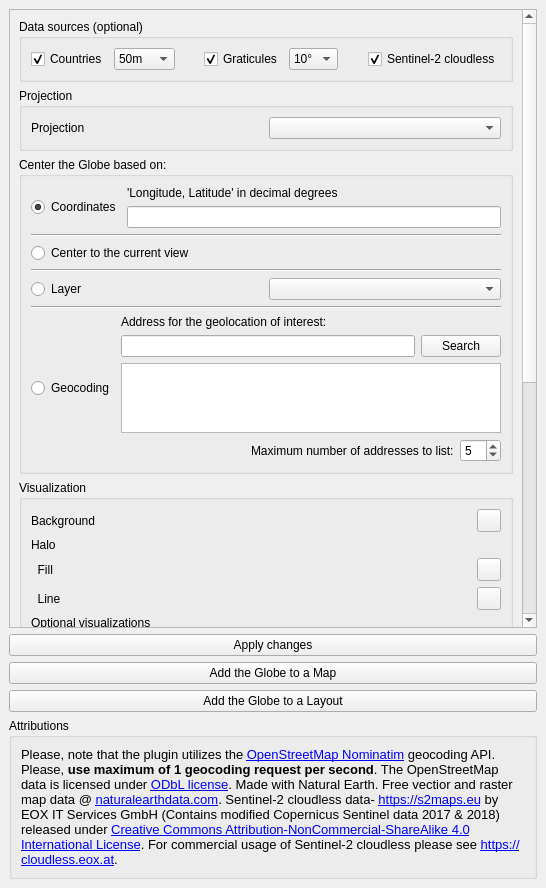
Above: GlobeBuilder/resources/ui/globe_builder_dockwidget_base.ui from majaes/Map2Globe before the change. Below: the same form after it.
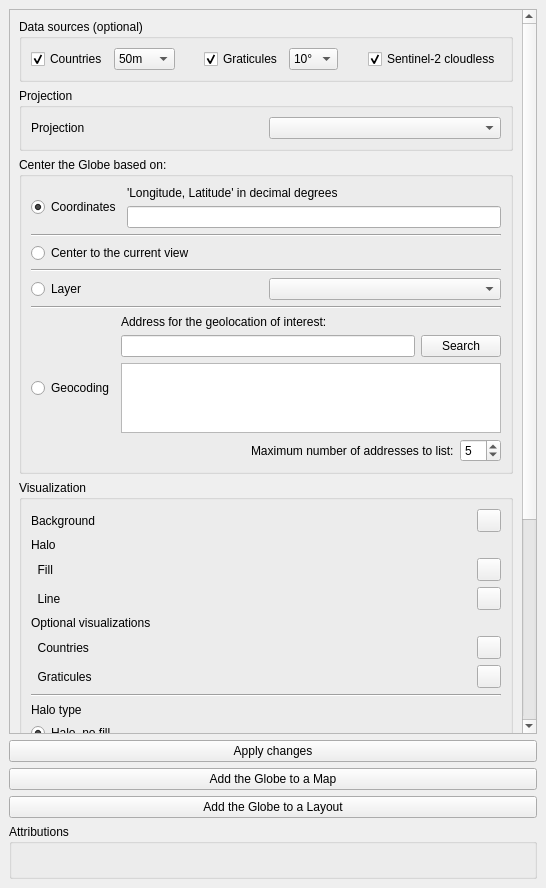
That is the form after the change. Custom widgets are drawn as their Qt base class.

Commit message: Collapse and translate the attributions, show the Sentinel-2 notice only when enabled (v0.7.4)

```diff
--- a/GlobeBuilder/resources/ui/globe_builder_dockwidget_base.ui
+++ b/GlobeBuilder/resources/ui/globe_builder_dockwidget_base.ui
@@ -736,26 +736,7 @@
          <item>
           <widget class="QLabel" name="label_5">
            <property name="text">
-            <string>&lt;html&gt;&lt;head/&gt;&lt;body&gt;&lt;p&gt;&lt;span style=&quot; font-size:10pt;&quot;&gt;Please,
-             note that the plugin utilizes the &lt;/span&gt;&lt;a href=&quot;https://wiki.openstreetmap.org/wiki/Nominatim&quot;&gt;&lt;span
-             style=&quot; font-size:10pt; text-decoration: underline; color:#0000ff;&quot;&gt;OpenStreetMap Nominatim&lt;/span&gt;&lt;/a&gt;&lt;span
-             style=&quot; font-size:10pt;&quot;&gt; geocoding API. Please, &lt;/span&gt;&lt;span style=&quot;
-             font-size:10pt; font-weight:600;&quot;&gt;use maximum of 1 geocoding request per second&lt;/span&gt;&lt;span
-             style=&quot; font-size:10pt;&quot;&gt;. The OpenStreetMap data is licensed under &lt;/span&gt;&lt;a href=&quot;https://opendatacommons.org/licenses/odbl/&quot;&gt;&lt;span
-             style=&quot; font-size:10pt; text-decoration: underline; color:#0000ff;&quot;&gt;ODbL license&lt;/span&gt;&lt;/a&gt;&lt;span
-             style=&quot; font-size:10pt;&quot;&gt;. Made with Natural Earth. Free vectior and raster map data @ &lt;/span&gt;&lt;a
-             href=&quot;naturalearthdata.com&quot;&gt;&lt;span style=&quot; font-size:10pt; text-decoration: underline;
-             color:#0000ff;&quot;&gt;naturalearthdata.com&lt;/span&gt;&lt;/a&gt;&lt;span style=&quot; font-size:10pt;&quot;&gt;.
-             Sentinel-2 cloudless data- &lt;/span&gt;&lt;a href=&quot;https://s2maps.eu/&quot;&gt;&lt;span style=&quot;
-             font-size:10pt; text-decoration: underline; color:#0000ff;&quot;&gt;https://s2maps.eu&lt;/span&gt;&lt;/a&gt;&lt;span
-             style=&quot; font-size:10pt;&quot;&gt; by EOX IT Services GmbH (Contains modified Copernicus Sentinel data
-             2017 &amp;amp; 2018) released under &lt;/span&gt;&lt;a href=&quot;https://creativecommons.org/licenses/by-nc-sa/4.0/&quot;&gt;&lt;span
-             style=&quot; font-size:10pt; text-decoration: underline; color:#0000ff;&quot;&gt;Creative Commons
-             Attribution-NonCommercial-ShareAlike 4.0 International License&lt;/span&gt;&lt;/a&gt;&lt;span style=&quot;
-             font-size:10pt;&quot;&gt;. For commercial usage of Sentinel-2 cloudless please see &lt;/span&gt;&lt;a href=&quot;https://cloudless.eox.at&quot;&gt;&lt;span
-             style=&quot; font-size:10pt; text-decoration: underline; color:#0000ff;&quot;&gt;https://cloudless.eox.at&lt;/span&gt;&lt;/a&gt;&lt;span
-             style=&quot; font-size:10pt;&quot;&gt;. &lt;/span&gt;&lt;/p&gt;&lt;/body&gt;&lt;/html&gt;
-            </string>
+            <string/>
            </property>
            <property name="wordWrap">
             <bool>true</bool>
```
Left out of the diff: 5 changed lines with no effect on the pictures. The commit also changes 5 other files.
